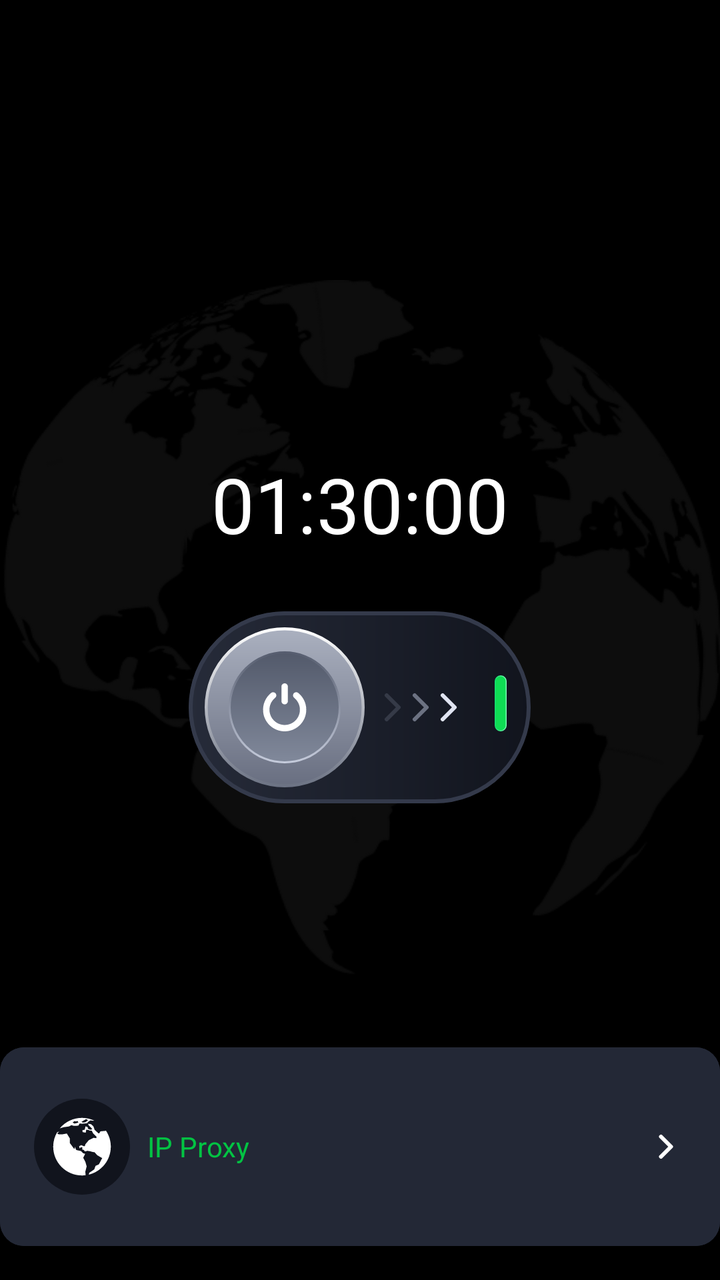
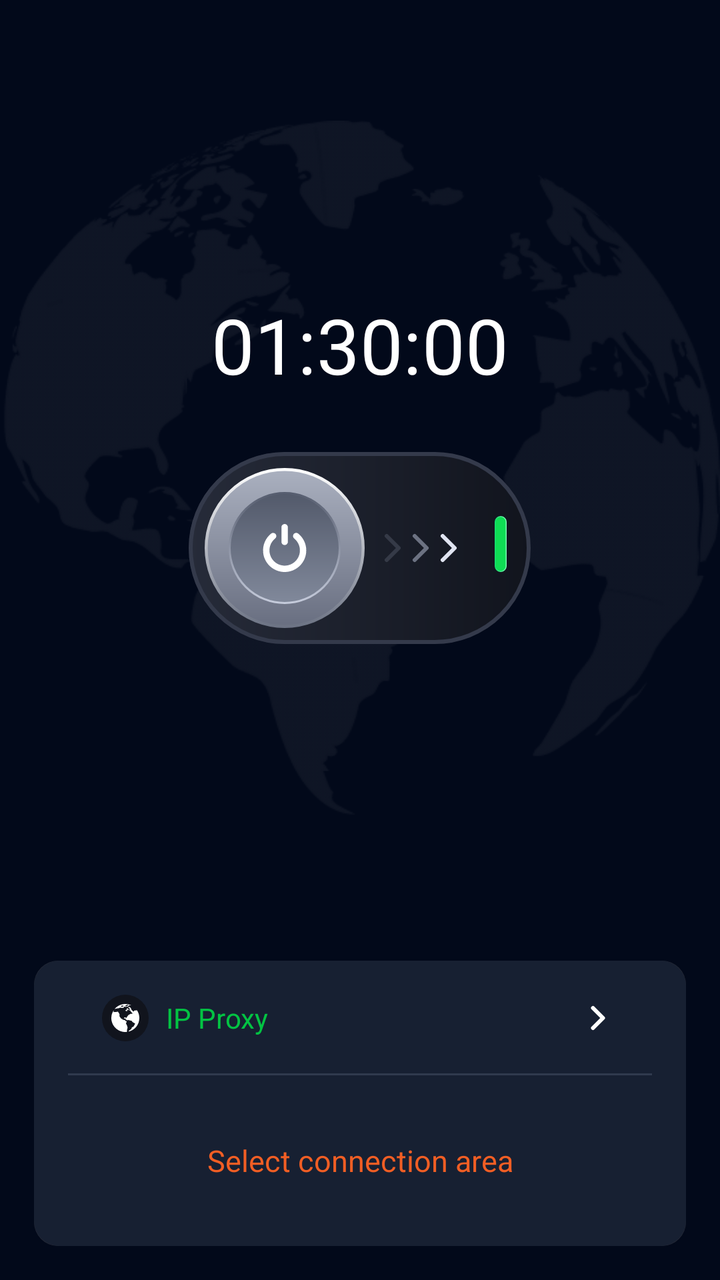

Screens rendered from an Android XML layout before and after an edit, with the pre-edit source and the edit as a unified diff.
<!-- AndroidManifest.xml: application theme Theme.SuperVPN -->
<!-- res/layout/fragment_home.xml -->
<?xml version="1.0" encoding="utf-8"?>
<androidx.constraintlayout.widget.ConstraintLayout xmlns:android="http://schemas.android.com/apk/res/android"
    xmlns:app="http://schemas.android.com/apk/res-auto"
    xmlns:tools="http://schemas.android.com/tools"
    android:layout_width="match_parent"
    android:layout_height="match_parent"
    android:background="@color/backgroundColor2"
    android:orientation="vertical"
    tools:context=".home.HomeFragment">

    <androidx.appcompat.widget.LinearLayoutCompat
        android:layout_width="match_parent"
        android:layout_height="0dp"
        android:background="@drawable/bg_earth"
        android:gravity="center"
        android:orientation="vertical"
        app:layout_constraintBottom_toBottomOf="parent"
        app:layout_constraintDimensionRatio="H,1:1"
        app:layout_constraintTop_toTopOf="parent">

        <androidx.appcompat.widget.AppCompatTextView
            android:id="@+id/tv_time"
            android:layout_width="wrap_content"
            android:layout_height="wrap_content"
            android:layout_marginBottom="@dimen/margin_24"
            android:fontFamily="@font/inter"
            android:text="01:30:00"
            android:textColor="@color/white"
            android:textSize="@dimen/size36" />

        <LinearLayout
            android:layout_width="wrap_content"
            android:layout_height="wrap_content"
            android:layout_marginTop="@dimen/size24"
            android:visibility="gone"
            android:gravity="center">
            <ProgressBar
                android:id="@+id/progressLoadAds"
                android:layout_width="@dimen/size16"
                android:layout_height="@dimen/size16"
                android:layout_marginRight="@dimen/size3"
                android:indeterminateTint="@color/green_1"
                android:secondaryProgressTint="@color/green_1" />

            <androidx.appcompat.widget.AppCompatTextView
                android:id="@+id/tvStatus"
                android:layout_width="wrap_content"
                android:layout_height="wrap_content"
                android:text="Disconnected"
                android:textColor="#C4C9D9"
                android:textSize="@dimen/size14" />
        </LinearLayout>

        <androidx.appcompat.widget.AppCompatImageView
            android:id="@+id/iv_connect"
            android:layout_width="wrap_content"
            android:layout_height="wrap_content"
            android:src="@drawable/ic_status_connection"
            app:layout_constraintBottom_toBottomOf="parent"
            app:layout_constraintEnd_toEndOf="parent"
            app:layout_constraintStart_toStartOf="parent"
            app:layout_constraintTop_toTopOf="parent" />

    </androidx.appcompat.widget.LinearLayoutCompat>

    <androidx.appcompat.widget.LinearLayoutCompat
        android:layout_width="match_parent"
        android:layout_height="wrap_content"
        android:layout_marginBottom="@dimen/size16"
        android:background="@drawable/bg_setting_items"
        app:layout_constraintBottom_toBottomOf="parent">

        <androidx.appcompat.widget.LinearLayoutCompat
            android:id="@+id/subActionBar"
            android:layout_width="match_parent"
            android:layout_height="wrap_content"
            android:background="@drawable/bg_setting_items"
            android:orientation="horizontal"
            android:gravity="center"
            android:paddingVertical="@dimen/size24">

            <androidx.appcompat.widget.AppCompatImageView
                android:layout_width="wrap_content"
                android:layout_height="wrap_content"
                android:layout_marginLeft="@dimen/size16"
                android:src="@drawable/ic_earth" />

            <androidx.appcompat.widget.AppCompatTextView
                android:layout_width="0dp"
                android:layout_height="wrap_content"
                android:layout_weight="1"
                android:layout_marginLeft="@dimen/size8"
                android:text="@string/ip_proxy"
                android:textColor="@color/green_1"/>

            <androidx.appcompat.widget.AppCompatImageView
                android:layout_width="wrap_content"
                android:layout_height="wrap_content"
                android:layout_marginLeft="@dimen/size16"
                android:layout_marginRight="@dimen/size16"
                android:src="@drawable/ic_next_arrow" />

        </androidx.appcompat.widget.LinearLayoutCompat>

    </androidx.appcompat.widget.LinearLayoutCompat>
</androidx.constraintlayout.widget.ConstraintLayout>
<!-- resources referenced by this layout -->
<resources>
  <color name="backgroundColor2">#000000</color>
  <!-- unchanged entries left out for length: 19 -->
</resources>

<!-- the commit's change to res/layout/fragment_home.xml (unified diff, before → after) -->
@@ -14,7 +14,7 @@
         android:background="@drawable/bg_earth"
         android:gravity="center"
         android:orientation="vertical"
-        app:layout_constraintBottom_toBottomOf="parent"
+        app:layout_constraintBottom_toTopOf="@id/pnProxy"
         app:layout_constraintDimensionRatio="H,1:1"
         app:layout_constraintTop_toTopOf="parent">
 
@@ -32,8 +32,9 @@
             android:layout_width="wrap_content"
             android:layout_height="wrap_content"
             android:layout_marginTop="@dimen/size24"
-            android:visibility="gone"
-            android:gravity="center">
+            android:gravity="center"
+            android:visibility="gone">
+
             <ProgressBar
                 android:id="@+id/progressLoadAds"
                 android:layout_width="@dimen/size16"
@@ -64,36 +65,40 @@
     </androidx.appcompat.widget.LinearLayoutCompat>
 
     <androidx.appcompat.widget.LinearLayoutCompat
+        android:id="@+id/pnProxy"
         android:layout_width="match_parent"
         android:layout_height="wrap_content"
+        android:layout_marginHorizontal="@dimen/size16"
         android:layout_marginBottom="@dimen/size16"
         android:background="@drawable/bg_setting_items"
+        android:orientation="vertical"
         app:layout_constraintBottom_toBottomOf="parent">
 
         <androidx.appcompat.widget.LinearLayoutCompat
             android:id="@+id/subActionBar"
             android:layout_width="match_parent"
             android:layout_height="wrap_content"
-            android:background="@drawable/bg_setting_items"
+            android:background="@drawable/bg_setting_pro"
+            android:gravity="center"
             android:orientation="horizontal"
-            android:gravity="center"
-            android:paddingVertical="@dimen/size24">
+            android:padding="@dimen/size16">
 
             <androidx.appcompat.widget.AppCompatImageView
-                android:layout_width="wrap_content"
-                android:layout_height="wrap_content"
+                android:layout_width="@dimen/size22"
+                android:layout_height="@dimen/size22"
                 android:layout_marginLeft="@dimen/size16"
                 android:src="@drawable/ic_earth" />
 
             <androidx.appcompat.widget.AppCompatTextView
                 android:layout_width="0dp"
                 android:layout_height="wrap_content"
+                android:layout_marginLeft="@dimen/size8"
                 android:layout_weight="1"
-                android:layout_marginLeft="@dimen/size8"
                 android:text="@string/ip_proxy"
-                android:textColor="@color/green_1"/>
+                android:textColor="@color/green_1" />
 
             <androidx.appcompat.widget.AppCompatImageView
+                android:id="@+id/ivSelectProxy"
                 android:layout_width="wrap_content"
                 android:layout_height="wrap_content"
                 android:layout_marginLeft="@dimen/size16"
@@ -102,5 +107,65 @@
 
         </androidx.appcompat.widget.LinearLayoutCompat>
 
+        <androidx.appcompat.widget.LinearLayoutCompat
+            android:id="@+id/subActionBar2"
+            android:layout_width="match_parent"
+            android:layout_height="wrap_content"
+            android:background="@drawable/bg_setting_pro2"
+            android:orientation="horizontal"
+            android:padding="@dimen/size16">
+
+            <androidx.appcompat.widget.LinearLayoutCompat
+                android:layout_width="match_parent"
+                android:layout_height="match_parent"
+                android:visibility="gone">
+
+                <androidx.appcompat.widget.AppCompatImageView
+                    android:layout_width="@dimen/size48"
+                    android:layout_height="@dimen/size48"
+                    android:src="@drawable/flag_us" />
+
+                <androidx.appcompat.widget.LinearLayoutCompat
+                    android:layout_width="match_parent"
+                    android:layout_height="match_parent"
+                    android:orientation="vertical"
+                    android:layout_marginLeft="@dimen/size16">
+                    <androidx.appcompat.widget.AppCompatTextView
+                        android:id="@+id/tvProxyLocation"
+                        android:layout_width="match_parent"
+                        android:layout_height="0dp"
+                        android:layout_weight="1"
+                        android:textColor="@color/language_item_text_color"
+                        android:text="United States - Newyork"
+                        android:textSize="@dimen/size16"
+                        android:textFontWeight="600"
+                        android:fontFamily="@font/inter"
+                        />
+                    <androidx.appcompat.widget.AppCompatTextView
+                        android:id="@+id/tvProxyIp"
+                        android:layout_width="match_parent"
+                        android:layout_height="0dp"
+                        android:layout_weight="1"
+                        android:gravity="bottom"
+                        android:text="103.23.35.102"
+                        android:textSize="@dimen/size16"
+                        android:textColor="@color/gray_2"
+                        android:fontFamily="@font/inter"
+                        />
+
+                </androidx.appcompat.widget.LinearLayoutCompat>
+            </androidx.appcompat.widget.LinearLayoutCompat>
+
+
+            <androidx.appcompat.widget.AppCompatTextView
+                android:id="@+id/tvSelectProxy"
+                android:layout_width="match_parent"
+                android:layout_height="@dimen/size48"
+                android:gravity="center"
+                android:text="@string/select_connection_area"
+                android:textColor="@color/topBarColor"
+                android:textSize="@dimen/size14"
+                android:visibility="visible" />
+        </androidx.appcompat.widget.LinearLayoutCompat>
     </androidx.appcompat.widget.LinearLayoutCompat>
 </androidx.constraintlayout.widget.ConstraintLayout>
<!-- resource entries referenced after the edit -->
@@ -1,6 +1,78 @@
 <!-- resources referenced by this layout -->
 <resources>
-  <color name="backgroundColor2">#000000</color>
+  <color name="backgroundColor2">#02091A</color>
+  <color name="gray_2">#767C8A</color>
+  <color name="language_item_text_color">#ECEFF5</color>
+  <color name="topBarColor">#F15E24</color>
+  <dimen name="size22">23.4667dp</dimen>
+  <dimen name="size48">51.2dp</dimen>
+  <!-- drawable bg_setting_pro (drawable) -->
+  <?xml version="1.0" encoding="utf-8"?>
+  <layer-list xmlns:android="http://schemas.android.com/apk/res/android">
+      <item>
+          <shape xmlns:android="http://schemas.android.com/apk/res/android"
+              android:shape="rectangle">
+              <solid android:color="@color/itemBackground" />
+              <corners
+                  android:topLeftRadius="@dimen/size12"
+                  android:topRightRadius="@dimen/size12" />
+          </shape>
+      </item>
+      <item
+          android:left="@dimen/size16"
+          android:right="@dimen/size16">
+          <shape xmlns:android="http://schemas.android.com/apk/res/android"
+              android:shape="rectangle">
+              <solid android:color="#303A4E" />
+          </shape>
+      </item>
+      <item
+          android:bottom="@dimen/size1"
+          android:left="@dimen/size16"
+          android:right="@dimen/size16">
+          <shape xmlns:android="http://schemas.android.com/apk/res/android"
+              android:shape="rectangle">
+              <solid android:color="@color/itemBackground" />
+          </shape>
+      </item>
+  </layer-list>
+  <!-- drawable bg_setting_pro2 (drawable) -->
+  <?xml version="1.0" encoding="utf-8"?>
+  <layer-list xmlns:android="http://schemas.android.com/apk/res/android">
+      <item>
+          <shape xmlns:android="http://schemas.android.com/apk/res/android"
+              android:shape="rectangle">
+              <solid android:color="@color/itemBackground" />
+              <corners
+                  android:bottomLeftRadius="@dimen/size12"
+                  android:bottomRightRadius="@dimen/size12" />
+          </shape>
+      </item>
+  </layer-list>
+  <!-- drawable flag_us (drawable) -->
+  <vector xmlns:android="http://schemas.android.com/apk/res/android"
+      android:width="48dp"
+      android:height="48dp"
+      android:viewportWidth="48"
+      android:viewportHeight="48">
+    <group>
+      <clip-path
+          android:pathData="M0,0h48v48h-48z"/>
+      <path
+          android:pathData="M24,48C37.255,48 48,37.255 48,24C48,10.745 37.255,0 24,0C10.745,0 0,10.745 0,24C0,37.255 10.745,48 24,48Z"
+          android:fillColor="#F0F0F0"/>
+      <path
+          android:pathData="M22.957,24H48C48,21.834 47.711,19.735 47.173,17.739H22.957V24ZM22.957,11.478H44.477C43.01,9.085 41.136,6.966 38.94,5.217H22.957V11.478ZM24,48C29.648,48 34.84,46.048 38.94,42.783H9.06C13.16,46.048 18.352,48 24,48ZM3.523,36.522H44.477C45.671,34.575 46.579,32.466 47.173,30.261H0.827C1.421,32.466 2.329,34.575 3.523,36.522Z"
+          android:fillColor="#D80027"/>
+      <path
+          android:pathData="M11.117,3.748H13.304L11.27,5.226L12.047,7.617L10.013,6.139L7.978,7.617L8.65,5.551C6.855,7.046 5.287,8.794 3.995,10.739H4.696L3.401,11.68C3.199,12.017 3.005,12.359 2.82,12.705L3.438,14.609L2.285,13.771C1.997,14.38 1.735,15.002 1.5,15.634L2.181,17.731H4.696L2.661,19.208L3.438,21.6L1.404,20.122L0.186,21.007C0.062,22 0,23 0,24H24V0C19.259,0 14.839,1.375 11.117,3.748ZM12.047,21.6L10.013,20.122L7.978,21.6L8.756,19.208L6.721,17.731H9.236L10.013,15.339L10.79,17.731H13.304L11.27,19.208L12.047,21.6ZM11.27,12.217L12.047,14.609L10.013,13.131L7.978,14.609L8.756,12.217L6.721,10.739H9.236L10.013,8.348L10.79,10.739H13.304L11.27,12.217ZM20.656,21.6L18.622,20.122L16.587,21.6L17.364,19.208L15.33,17.731H17.844L18.622,15.339L19.399,17.731H21.913L19.879,19.208L20.656,21.6ZM19.879,12.217L20.656,14.609L18.622,13.131L16.587,14.609L17.364,12.217L15.33,10.739H17.844L18.622,8.348L19.399,10.739H21.913L19.879,12.217ZM19.879,5.226L20.656,7.617L18.622,6.139L16.587,7.617L17.364,5.226L15.33,3.748H17.844L18.622,1.356L19.399,3.748H21.913L19.879,5.226Z"
+          android:fillColor="#0052B4"/>
+    </group>
+  </vector>
+  <string name="select_connection_area">Select connection area</string>
+  <color name="itemBackground">#172032</color>
+  <dimen name="size12">12.8dp</dimen>
+  <dimen name="size1">1.0667dp</dimen>
   <!-- unchanged entries left out for length: 19 -->
 </resources>
 
